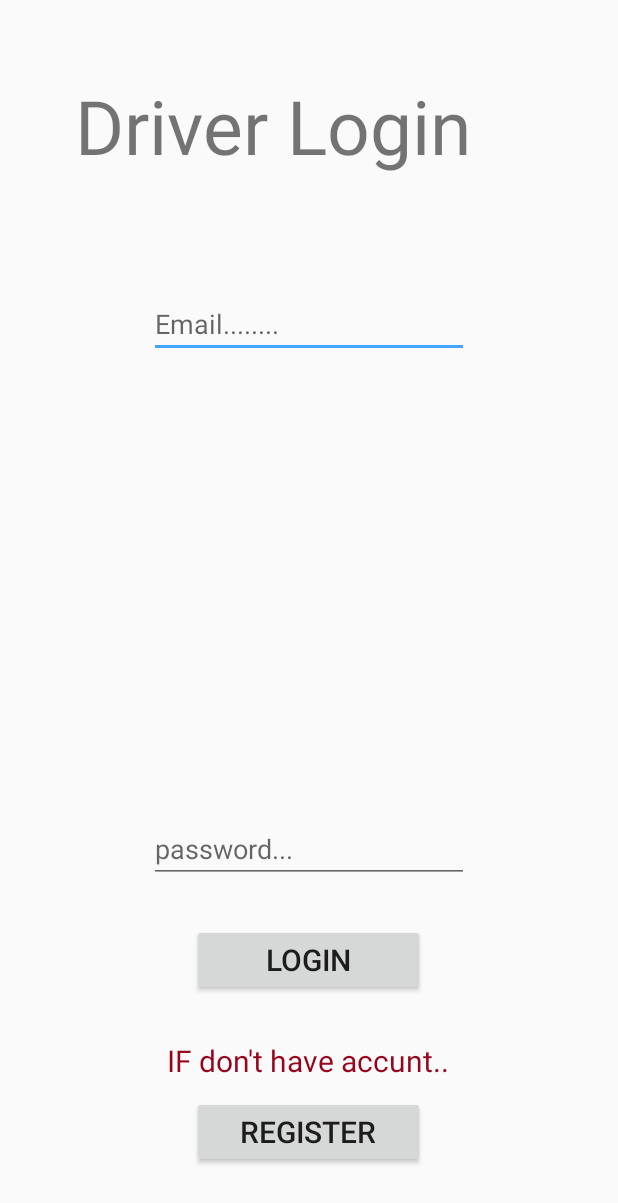
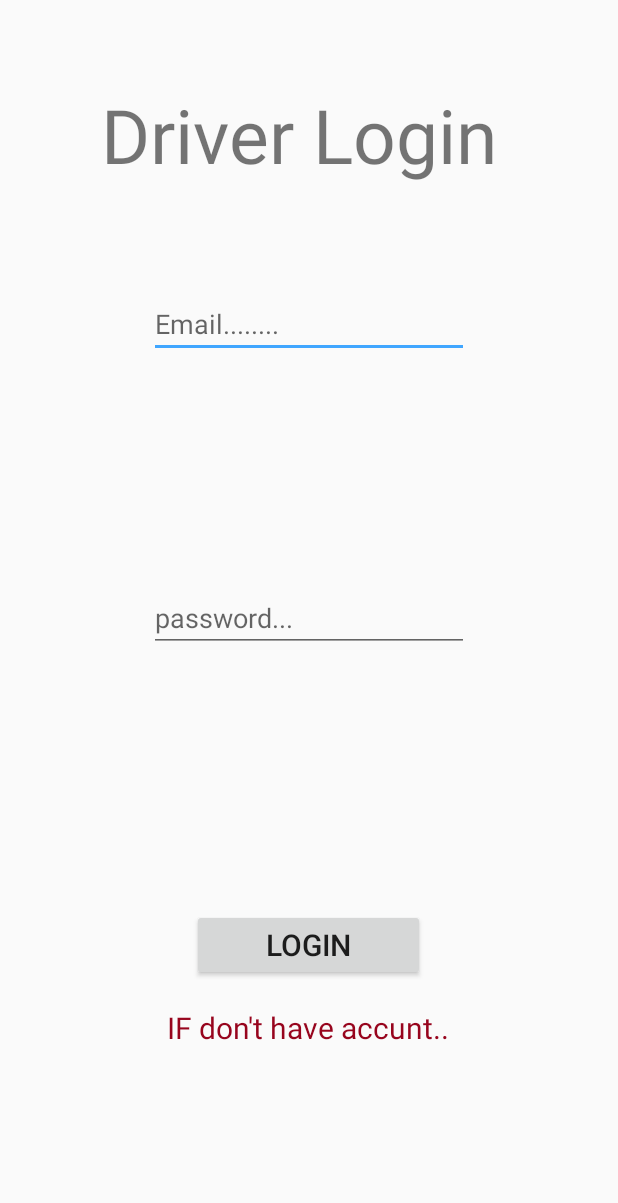
Before and after one commit to prabath230/SLTaxi, an Android app: the DriverLoginActivity screen opened directly, with no data from a screen before it, on a phone screen of 412 x 824 dp. Shown: the top 1203 px of the screen. Run offline under Robolectric (Android 15) with nearby library versions, the light colour scheme and no system bars.

Commit message:
fist step driver and customor Part 4 login

```diff
--- a/app/src/main/java/com/example/isuru/sltaxi/DriverLoginActivity.java
+++ b/app/src/main/java/com/example/isuru/sltaxi/DriverLoginActivity.java
@@ -2,12 +2,43 @@ package com.example.isuru.sltaxi;
 
 import android.support.v7.app.AppCompatActivity;
 import android.os.Bundle;
+import android.view.View;
+import android.widget.Button;
+import android.widget.TextView;
 
 public class DriverLoginActivity extends AppCompatActivity {
+
+    private Button Driverlogbtn;
+    private Button Driverregbtn;
+    private TextView Driverstatus;
+    private TextView Driverregisterlink;
 
     @Override
     protected void onCreate(Bundle savedInstanceState) {
         super.onCreate(savedInstanceState);
         setContentView(R.layout.activity_driver_login);
+
+
+        Driverlogbtn = findViewById(R.id.Driverlog_btn);
+        Driverregbtn = findViewById(R.id.Driverregi_btn);
+        Driverstatus = findViewById(R.id.Driver_status);
+        Driverregisterlink = findViewById(R.id.Driverregister_link);
+
+        Driverregbtn.setVisibility(View.INVISIBLE);
+        Driverregbtn.setEnabled(false);
+
+        Driverregisterlink.setOnClickListener(new View.OnClickListener() {
+            @Override
+            public void onClick(View v) {
+                Driverlogbtn.setVisibility(View.INVISIBLE);
+                Driverregbtn.setVisibility(View.INVISIBLE);
+                Driverstatus.setText("Register Customer");
+                Driverregbtn.setVisibility(View.VISIBLE);
+                Driverregbtn.setEnabled(true);
+
+
+            }
+        });
+
     }
 }
--- a/app/src/main/res/layout/activity_driver_login.xml
+++ b/app/src/main/res/layout/activity_driver_login.xml
@@ -7,7 +7,7 @@
     tools:context=".DriverLoginActivity">
 
     <Button
-        android:id="@+id/btndrregi"
+        android:id="@+id/Driverregi_btn"
         android:layout_width="155dp"
         android:layout_height="wrap_content"
         android:layout_alignParentBottom="true"
@@ -17,26 +17,23 @@
         android:textSize="20dp" />
 
     <TextView
-        android:id="@+id/textView3"
+        android:id="@+id/Driverregister_link"
         android:layout_width="wrap_content"
         android:layout_height="wrap_content"
         android:layout_alignParentBottom="true"
         android:layout_centerHorizontal="true"
-        android:layout_marginBottom="103dp"
+        android:layout_marginBottom="125dp"
         android:text="IF don't have accunt.."
         android:textColor="#97041d"
         android:textSize="20dp" />
 
     <TextView
-        android:id="@+id/textView"
+        android:id="@+id/Driver_status"
         android:layout_width="277dp"
         android:layout_height="82dp"
-        android:layout_marginBottom="50dp"
-        android:layout_marginEnd="50dp"
-        android:layout_marginLeft="50dp"
-        android:layout_marginRight="50dp"
-        android:layout_marginStart="50dp"
-        android:layout_marginTop="50dp"
+        android:layout_alignParentTop="true"
+        android:layout_centerHorizontal="true"
+        android:layout_marginTop="56dp"
         android:text="Driver Login"
         android:textSize="50dp"
         tools:layout_editor_absoluteX="57dp"
@@ -57,21 +54,19 @@
         android:id="@+id/editText4"
         android:layout_width="wrap_content"
         android:layout_height="wrap_content"
-        android:layout_alignParentBottom="true"
-        android:layout_centerHorizontal="true"
-        android:layout_marginBottom="235dp"
+        android:layout_centerInParent="true"
+        android:ems="10"
         android:hint="password..."
-        android:ems="10"
         android:inputType="textPassword" />
 
     <Button
-        android:id="@+id/btndrlog"
+        android:id="@+id/Driverlog_btn"
         android:layout_width="155dp"
         android:layout_height="wrap_content"
         android:layout_alignParentBottom="true"
         android:layout_centerHorizontal="true"
-        android:layout_marginBottom="160dp"
-        android:textSize="20dp"
-        android:text="Login" />
+        android:layout_marginBottom="170dp"
+        android:text="Login"
+        android:textSize="20dp" />
 
 </RelativeLayout>
```
Also changed, not shown: app/src/main/java/com/example/isuru/sltaxi/CustomorLoginActivity.java (+31 -0 lines), app/src/main/res/layout/activity_customor_login.xml (+4 -4 lines).
